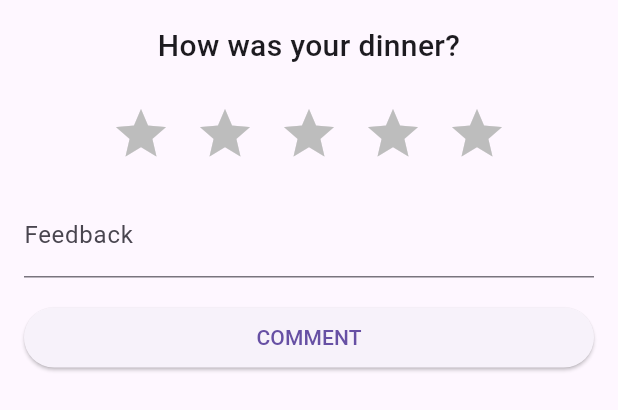
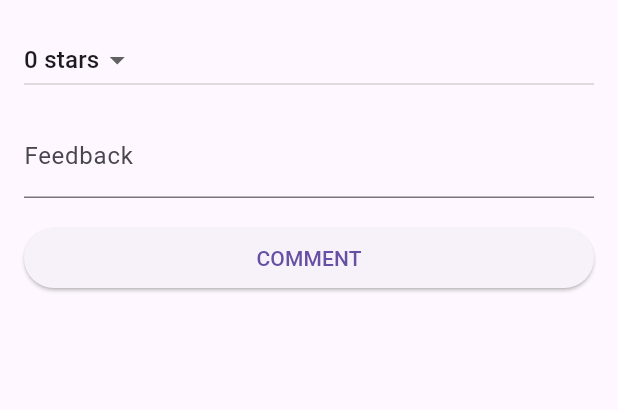
Before and after one commit to Neitong/Flutter-final-exam, a Flutter app: the CommentForm widget shown alone on an empty page, opened directly, on a phone screen of 412 x 824 dp. Shown: the top 410 px of the screen. Run offline on Flutter 3.47's test engine with Material 3 defaults, Android fonts, the phone set to English and light mode, and no system bars.

Commit message:
complete final rising star

```diff
--- a/final_exam/lib/ui/screens/restaurant_comments_form.dart
+++ b/final_exam/lib/ui/screens/restaurant_comments_form.dart
@@ -3,7 +3,6 @@
 import 'package:flutter/material.dart';
 
 import '../../models/restaurant_comment.dart';
-import '../widgets/chip/rating_stars.dart';
 
 class CommentForm extends StatefulWidget {
   const CommentForm({super.key});
@@ -27,22 +26,24 @@ class _CommentFormState extends State<CommentForm> {
           mainAxisSize: MainAxisSize.min,
           crossAxisAlignment: CrossAxisAlignment.stretch,
           children: [
-            const Text(
-              "How was your dinner?",
-              style: TextStyle(fontSize: 20, fontWeight: FontWeight.w500),
-              textAlign: TextAlign.center,
-            ),
-            const SizedBox(height: 16),
-            RatingStars(
-              rating: star,
+            DropdownButton<int>(
+              value: star,
+              items: List.generate(
+                6,
+                (index) => DropdownMenuItem(
+                  value: index,
+                  child: Text("$index stars"),
+                ),
+              ),
               onChanged: (value) {
                 setState(() {
-                  star = value;
+                  star = value!;
                 });
               },
             ),
 
             const SizedBox(height: 12),
+
             TextField(
               controller: feedbackController,
               decoration: InputDecoration(
@@ -50,9 +51,10 @@ class _CommentFormState extends State<CommentForm> {
                 errorText: errorMessage,
               ),
             ),
+
             const SizedBox(height: 16),
 
-
+            // 🔹 Submit button
             ElevatedButton(
               onPressed: _submit,
               child: const Text("COMMENT"),
@@ -71,8 +73,6 @@ class _CommentFormState extends State<CommentForm> {
       return;
     }
 
-
-
     Navigator.pop(
       context,
       Comment(
--- a/final_exam/lib/ui/widgets/chip/stars_chip.dart
+++ b/final_exam/lib/ui/widgets/chip/stars_chip.dart
@@ -12,7 +12,7 @@ class StarsChip extends StatelessWidget {
   @override
   Widget build(BuildContext context) {
     return Chip(
-      avatar: const Icon(Icons.star, size: 16),
+      avatar: const Icon(Icons.star, size: 16, color: Colors.amber),
       label: Text(star.toStringAsFixed(1)),
     );
   }
```
Also changed, not shown: final_exam/lib/ui/screens/restaurant_comments_view.dart (+36 -19 lines), final_exam/lib/ui/widgets/chip/bonus_comment_form.dart (added, +50 -0 lines), 1 other file.
